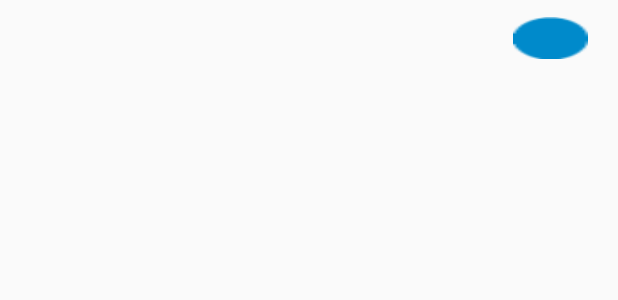
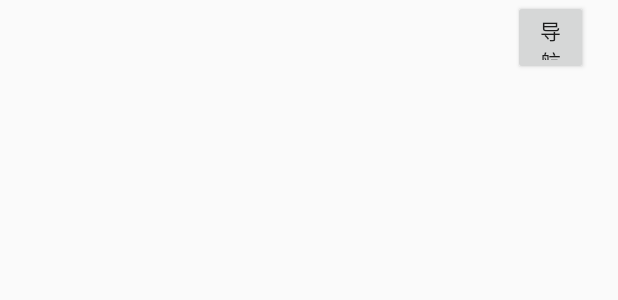
Before and after one commit to Vaycent/testbaidumap, an Android app: the layout adapter_poiitem.xml on its own in the app's theme, with its tools: preview values and no code run, on a phone screen of 412 x 824 dp. Shown: the top 300 px of the screen. Run offline under Robolectric (Android 15) with nearby library versions, the phone set to English and light mode, and no system bars.

Commit message:
Sync this project

```diff
--- /dev/null
+++ b/app/src/main/res/drawable/btn_cir_selector.xml
@@ -0,0 +1,6 @@
+<?xml version="1.0" encoding="utf-8"?>
+<selector xmlns:android="http://schemas.android.com/apk/res/android">
+    <item android:drawable="@drawable/circle_border2dpbf2_text_bg" android:state_checked="false" android:state_enabled="true" />
+    <item android:drawable="@drawable/circle_border2dpb81_text_bg" android:state_checked="true" android:state_enabled="true" />
+    <!-- <item android:drawable="@drawable/circle_border2dpbf2_text_bg"  android:state_enabled="false"/>-->
+</selector>
--- a/app/src/main/res/layout/adapter_poiitem.xml
+++ b/app/src/main/res/layout/adapter_poiitem.xml
@@ -10,18 +10,18 @@
 
 
 
-    <ImageView
+    <Button
         android:id="@+id/adapter_poiitem_iv_startnavigation"
         android:layout_width="50dp"
         android:layout_height="wrap_content"
-        android:background="@drawable/a10"
+        android:text="导航"
         app:layout_constraintBottom_toBottomOf="parent"
         app:layout_constraintRight_toRightOf="parent"
         app:layout_constraintTop_toTopOf="parent"/>
 
     <TextView
         android:id="@+id/adapter_poiitem_tv_placename"
-        android:layout_width="match_parent"
+        android:layout_width="0dp"
         android:layout_height="wrap_content"
         app:layout_constraintLeft_toLeftOf="parent"
         app:layout_constraintRight_toLeftOf="@+id/adapter_poiitem_iv_startnavigation"
@@ -34,7 +34,7 @@
         android:layout_width="wrap_content"
         android:layout_height="wrap_content"
         app:layout_constraintLeft_toLeftOf="parent"
-        app:layout_constraintTop_toBottomOf="@id/adapter_poiitem_tv_placename"
+        app:layout_constraintTop_toBottomOf="@+id/adapter_poiitem_tv_placename"
         android:maxLength="14"
         android:ellipsize="end"
         app:layout_constraintBottom_toBottomOf="parent"/>
@@ -47,8 +47,9 @@
         android:layout_height="wrap_content"
         android:textColor="#10A9EC"
         app:layout_constraintLeft_toRightOf="@+id/adapter_poiitem_tv_distance"
-        app:layout_constraintTop_toBottomOf="@id/adapter_poiitem_tv_placename"
-        app:layout_constraintBottom_toBottomOf="parent"/>
+        app:layout_constraintTop_toBottomOf="@+id/adapter_poiitem_tv_placename"
+        app:layout_constraintBottom_toBottomOf="parent"
+        android:layout_marginStart="20dp"/>
 
 
 </android.support.constraint.ConstraintLayout>
```
Also changed, not shown: app/src/main/java/vaycent/testbaidumap/InDoorActivity.java (+12 -4 lines), app/src/main/java/vaycent/testbaidumap/widget/PoiItemAdapter.java (+4 -5 lines), app/src/main/res/drawable/circle_border2dpb81_text_bg.xml (added, +11 -0 lines), app/src/main/res/drawable/circle_border2dpbf2_text_bg.xml (added, +11 -0 lines), app/src/main/res/layout/activity_indoor.xml (+6 -1 lines), app/src/main/res/values/colors.xml (+7 -0 lines).
